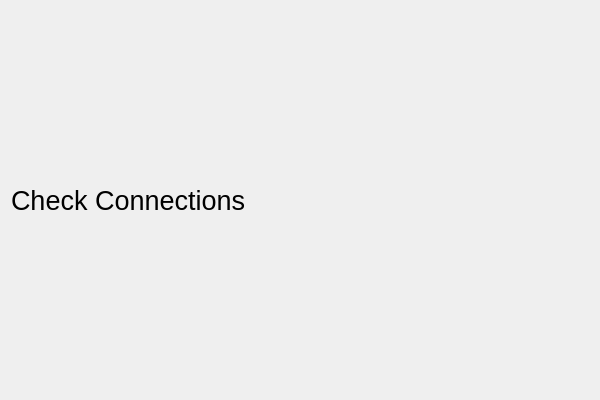
First picture: the form in sequential/views/Startup_Widget.ui, repository aquilesC/NanoCETPy, before the edit.
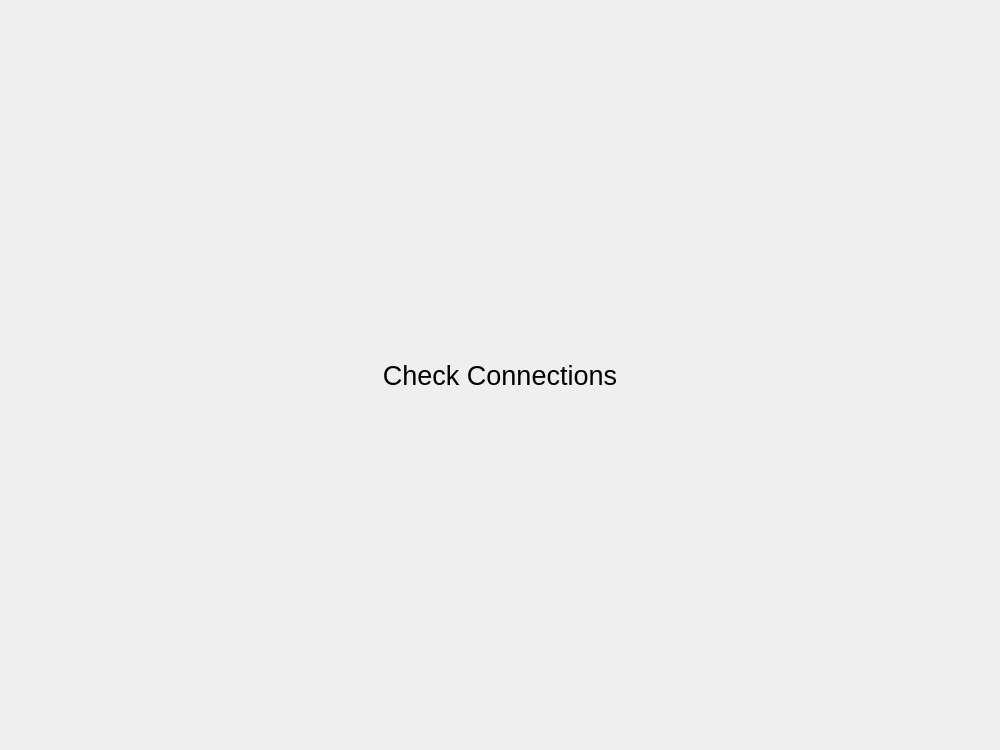
Second picture: the form after the edit.

The edit to the form file:
```diff
--- a/sequential/views/Startup_Widget.ui
+++ b/sequential/views/Startup_Widget.ui
@@ -6,14 +6,14 @@
    <rect>
     <x>0</x>
     <y>0</y>
-    <width>600</width>
-    <height>400</height>
+    <width>1000</width>
+    <height>750</height>
    </rect>
   </property>
   <property name="minimumSize">
    <size>
-    <width>600</width>
-    <height>400</height>
+    <width>1000</width>
+    <height>750</height>
    </size>
   </property>
   <property name="windowTitle">
@@ -27,9 +27,15 @@
        <pointsize>20</pointsize>
       </font>
      </property>
+     <property name="styleSheet">
+      <string notr="true"/>
+     </property>
      <property name="text">
       <string>Check Connections</string>
      </property>
+     <property name="alignment">
+      <set>Qt::AlignCenter</set>
+     </property>
     </widget>
    </item>
   </layout>
```
